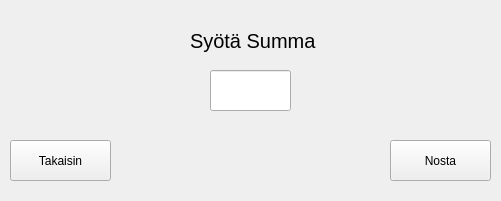
Old version of the form bank-automat/nosto.ui in the repository JohWid1/BankSimulRyhmatyo.
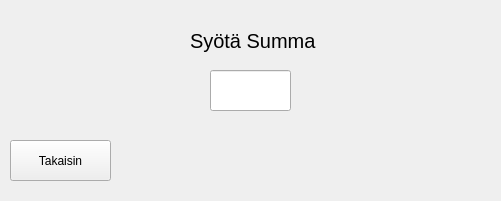
New version of the form.

The edit to the form file:
```diff
--- a/bank-automat/nosto.ui
+++ b/bank-automat/nosto.ui
@@ -226,19 +226,6 @@
       <string>Takaisin</string>
      </property>
     </widget>
-    <widget class="QPushButton" name="withdrawButton">
-     <property name="geometry">
-      <rect>
-       <x>390</x>
-       <y>140</y>
-       <width>101</width>
-       <height>41</height>
-      </rect>
-     </property>
-     <property name="text">
-      <string>Nosta</string>
-     </property>
-    </widget>
     <widget class="QLabel" name="nostoInfoLabel">
      <property name="geometry">
       <rect>
```
